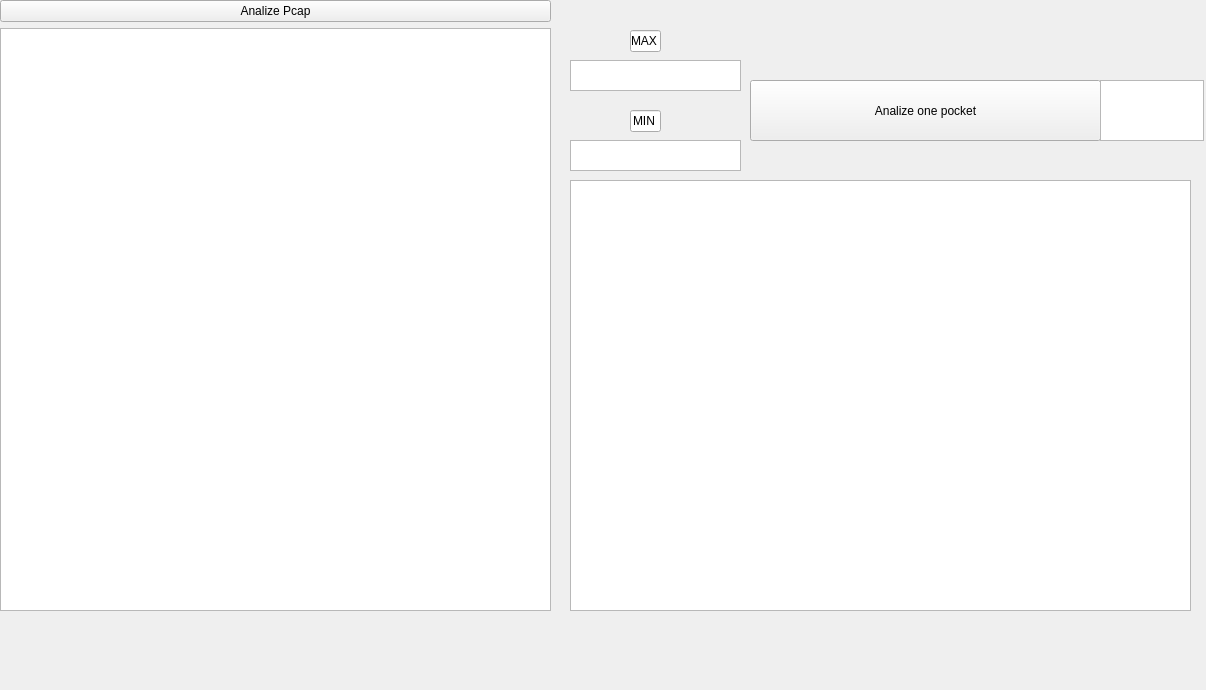
The window that snifer11.ui (KDI6614/anp) describes before a commit, drawn with Qt 5.
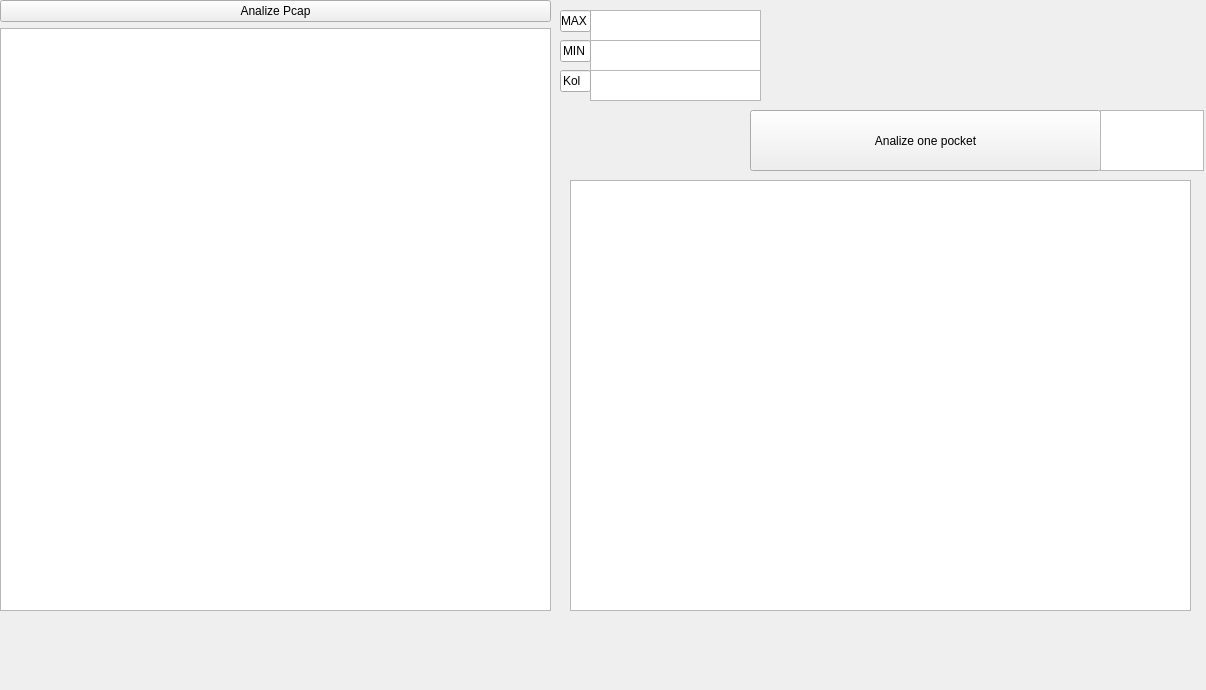
The same window after the commit.

Patch:
```diff
--- a/snifer11.ui
+++ b/snifer11.ui
@@ -38,8 +38,8 @@
   <widget class="QTextEdit" name="textmax">
    <property name="geometry">
     <rect>
-     <x>570</x>
-     <y>60</y>
+     <x>590</x>
+     <y>10</y>
      <width>171</width>
      <height>31</height>
     </rect>
@@ -48,8 +48,8 @@
   <widget class="QTextEdit" name="textmin">
    <property name="geometry">
     <rect>
-     <x>570</x>
-     <y>140</y>
+     <x>590</x>
+     <y>40</y>
      <width>171</width>
      <height>31</height>
     </rect>
@@ -58,8 +58,8 @@
   <widget class="QLineEdit" name="lineEdit">
    <property name="geometry">
     <rect>
-     <x>630</x>
-     <y>110</y>
+     <x>560</x>
+     <y>40</y>
      <width>31</width>
      <height>22</height>
     </rect>
@@ -71,8 +71,8 @@
   <widget class="QLineEdit" name="lineEdit_3">
    <property name="geometry">
     <rect>
-     <x>630</x>
-     <y>30</y>
+     <x>560</x>
+     <y>10</y>
      <width>31</width>
      <height>22</height>
     </rect>
@@ -85,7 +85,7 @@
    <property name="geometry">
     <rect>
      <x>750</x>
-     <y>80</y>
+     <y>110</y>
      <width>351</width>
      <height>61</height>
     </rect>
@@ -98,7 +98,7 @@
    <property name="geometry">
     <rect>
      <x>1100</x>
-     <y>80</y>
+     <y>110</y>
      <width>104</width>
      <height>61</height>
     </rect>
@@ -114,6 +114,29 @@
     </rect>
    </property>
   </widget>
+  <widget class="QTextEdit" name="textkol">
+   <property name="geometry">
+    <rect>
+     <x>590</x>
+     <y>70</y>
+     <width>171</width>
+     <height>31</height>
+    </rect>
+   </property>
+  </widget>
+  <widget class="QLineEdit" name="lineEdit_2">
+   <property name="geometry">
+    <rect>
+     <x>560</x>
+     <y>70</y>
+     <width>31</width>
+     <height>22</height>
+    </rect>
+   </property>
+   <property name="text">
+    <string>Kol</string>
+   </property>
+  </widget>
  </widget>
  <resources/>
  <connections/>
```
